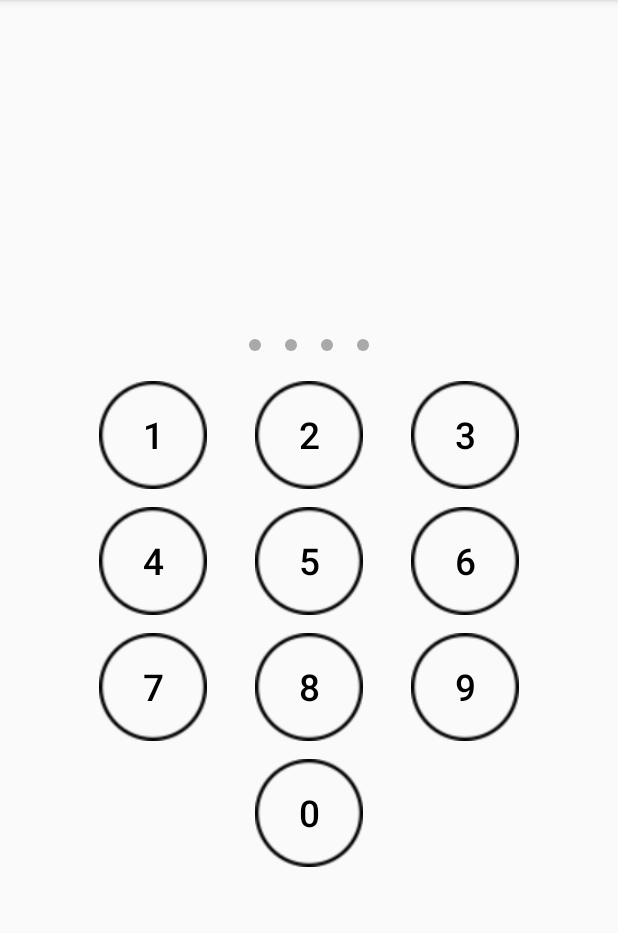
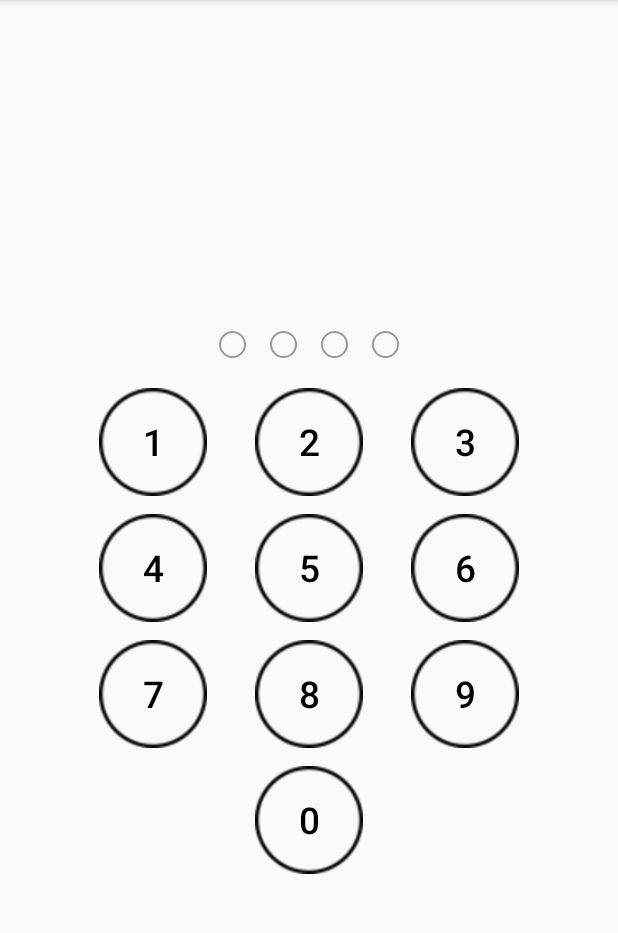
Before and after one commit to dvinfosys/PasscodeView, an Android app: the screen it shows after launch (MainActivity), on a phone screen of 412 x 824 dp, the part 84-1017 px from its top. Run offline under Robolectric (Android 15) with nearby library versions, the phone set to English and light mode, and no system bars.

Commit message:
Initial commit

```diff
--- a/app/src/main/java/com/dvinfosys/passcodeview/MainActivity.java
+++ b/app/src/main/java/com/dvinfosys/passcodeview/MainActivity.java
@@ -1,7 +1,6 @@
 package com.dvinfosys.passcodeview;
 
 import android.os.Bundle;
-import android.support.v4.content.ContextCompat;
 import android.support.v7.app.AppCompatActivity;
 import android.util.Log;
 import android.view.Window;
@@ -43,6 +42,7 @@ public class MainActivity extends AppCompatActivity {
 
         mPinLockView = findViewById(R.id.pin_lock_view);
         mIndicatorDots = findViewById(R.id.indicator_dots);
+        mIndicatorDots.setDotDiameter(50);
         mPinLockView.attachIndicatorDots(mIndicatorDots);
         mPinLockView.setPinLockListener(mPinLockListener);
     }
--- a/app/src/main/res/layout/activity_main.xml
+++ b/app/src/main/res/layout/activity_main.xml
@@ -24,7 +24,6 @@
         android:layout_height="wrap_content"
         android:layout_gravity="center"
         android:layout_marginTop="20dp"
-        app:dotDiameter="20dp"
         app:dotSpacing="20dp"
         app:dotFilledBackground="@drawable/fill_dot"
         app:dotEmptyBackground="@drawable/ic_back"
--- a/passcode/src/main/java/com/dvinfosys/passcode/PasscodeView/IndicatorDots.java
+++ b/passcode/src/main/java/com/dvinfosys/passcode/PasscodeView/IndicatorDots.java
@@ -17,7 +17,8 @@ import java.lang.annotation.RetentionPolicy;
 
 public class IndicatorDots extends LinearLayout {
     private static final int DEFAULT_PIN_LENGTH = 4;
-    private int mDotDiameter;
+    private static final int DEFAULT_DOT_DIAMETER = 80;
+    private int mDotDiameter=30;
     private int mDotSpacing;
     private int mFillDrawable;
     private int mEmptyDrawable;
@@ -36,10 +37,11 @@ public class IndicatorDots extends LinearLayout {
     public IndicatorDots(Context context, AttributeSet attrs, int defStyleAttr) {
         super(context, attrs, defStyleAttr);
 
-        TypedArray typedArray = context.obtainStyledAttributes(attrs, R.styleable.PinLockView);
+        TypedArray typedArray = context.obtainStyledAttributes(attrs, R.styleable.PinLockView, defStyleAttr, 0);
 
         try {
             mDotDiameter = (int) typedArray.getDimension(R.styleable.PinLockView_dotDiameter, ResourceUtils.getDimensionInPx(getContext(), R.dimen.default_dot_diameter));
+            //mDotDiameter = typedArray.getDimensionPixelSize(R.styleable.PinLockView_dotDiameter, DEFAULT_DOT_DIAMETER);
             mDotSpacing = (int) typedArray.getDimension(R.styleable.PinLockView_dotSpacing, ResourceUtils.getDimensionInPx(getContext(), R.dimen.default_dot_spacing));
             mFillDrawable = typedArray.getResourceId(R.styleable.PinLockView_dotFilledBackground, R.drawable.dot_filled);
             mEmptyDrawable = typedArray.getResourceId(R.styleable.PinLockView_dotEmptyBackground, R.drawable.dot_empty);
@@ -58,12 +60,9 @@ public class IndicatorDots extends LinearLayout {
             for (int i = 0; i < mPinLength; i++) {
                 View dot = new View(context);
                 emptyDot(dot);
-
-                LinearLayout.LayoutParams params = new LinearLayout.LayoutParams(mDotDiameter,
-                        mDotDiameter);
+                LinearLayout.LayoutParams params = new LinearLayout.LayoutParams(mDotDiameter, mDotDiameter);
                 params.setMargins(mDotSpacing, 0, mDotSpacing, 0);
                 dot.setLayoutParams(params);
-
                 addView(dot);
             }
         } else if (mIndicatorType == 2) {
@@ -140,6 +139,11 @@ public class IndicatorDots extends LinearLayout {
         initView(getContext());
     }
 
+    public void setDotDiameter(int dotDiameter) {
+        this.mDotDiameter = dotDiameter;
+        //initView(getContext());
+    }
+
     public
     @IndicatorType
     int getIndicatorType() {
--- a/passcode/src/main/res/drawable/dot_empty.xml
+++ b/passcode/src/main/res/drawable/dot_empty.xml
@@ -1,5 +1,15 @@
 <?xml version="1.0" encoding="utf-8"?>
-<shape xmlns:android="http://schemas.android.com/apk/res/android"
-    android:shape="oval">
-    <solid android:color="@color/greyish" />
+<shape
+    xmlns:android="http://schemas.android.com/apk/res/android"
+    android:shape="oval" >
+
+    <solid
+        android:color="@android:color/transparent" >
+    </solid>
+
+    <stroke
+        android:width="1dp"
+        android:color="@color/dark_gray" >
+    </stroke>
+
 </shape>
--- a/passcode/src/main/res/drawable/dot_filled.xml
+++ b/passcode/src/main/res/drawable/dot_filled.xml
@@ -1,5 +1,15 @@
 <?xml version="1.0" encoding="utf-8"?>
-<shape xmlns:android="http://schemas.android.com/apk/res/android"
-    android:shape="oval">
-    <solid android:color="@color/white" />
+<shape
+    xmlns:android="http://schemas.android.com/apk/res/android"
+    android:shape="oval" >
+
+    <solid
+        android:color="@color/blue" >
+    </solid>
+
+    <stroke
+        android:width="1dp"
+        android:color="@color/blue" >
+    </stroke>
+
 </shape>
--- a/passcode/src/main/res/values/colors.xml
+++ b/passcode/src/main/res/values/colors.xml
@@ -3,4 +3,7 @@
     <color name="white">#ffffff</color>
     <color name="greyish">#aaa8a8</color>
     <color name="mine_shaft">#303030</color>
+    <color name="light_gray">#999999</color>
+    <color name="dark_gray">#999999</color>
+    <color name="blue">#0575e6</color>
 </resources>
--- a/passcode/src/main/res/values/dimens.xml
+++ b/passcode/src/main/res/values/dimens.xml
@@ -7,6 +7,6 @@
     <dimen name="default_horizontal_spacing">32dp</dimen>
     <dimen name="default_vertical_spacing">0dp</dimen>
 
-    <dimen name="default_dot_diameter">8dp</dimen>
+    <dimen name="default_dot_diameter">18dp</dimen>
     <dimen name="default_dot_spacing">8dp</dimen>
 </resources>
```
Also changed, not shown: app/src/main/res/drawable/shape_background_ios.xml (added, +12 -0 lines), app/src/main/res/drawable/shape_passcode_indicator_fill_ios.xml (added, +12 -0 lines), app/src/main/res/drawable/shape_passcode_indicator_ios.xml (added, +12 -0 lines), passcode/src/main/java/com/dvinfosys/passcode/PasscodeView/ResourceUtils.java (+10 -0 lines), passcode/src/main/res/anim/tremble_horizontal.xml (added, +44 -0 lines), app/src/main/res/drawable/passcode_empty.png (added), app/src/main/res/drawable/passcode_fill.png (added), passcode/src/main/res/drawable/passcode_empty.png (added), passcode/src/main/res/drawable/passcode_fill.png (added).
